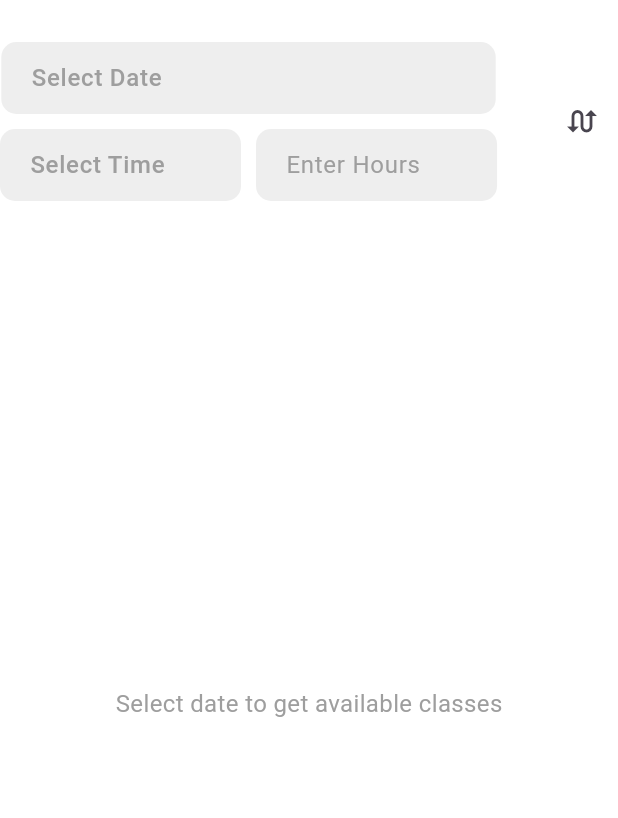
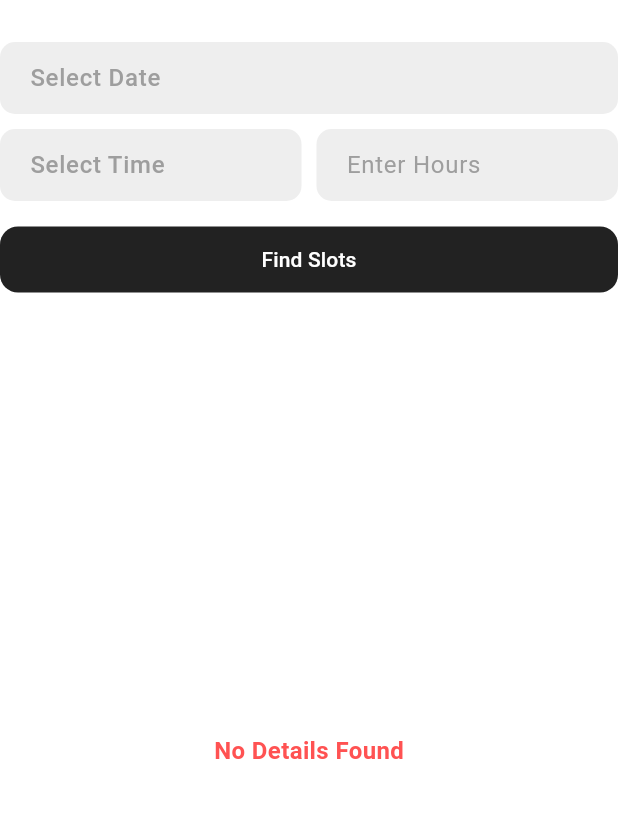
Before and after one commit to jainambarbhaya1509/Scheduler, a Flutter app: the SchedulePage widget shown alone on an empty page, opened directly, on a phone screen of 412 x 824 dp, the part 60-878 px from its top. Run offline on Flutter 3.47's test engine with Material 3 defaults, Android fonts, the phone set to English and light mode, and no system bars; our stand-ins replace cloud_firestore, device_preview, file_picker, firebase_core, get; missing offline and left inert: excel; accounts and stored records are empty.

Commit message:
basic func working till here

```diff
--- a/lib/controller/home_controller.dart
+++ /dev/null
@@ -1,11 +0,0 @@
-import 'package:get/get.dart';
-import 'package:schedule/controller/schedule_controller.dart';
-
-class HomeController extends GetxController {
-  final RxBool changeMode = false.obs;
-  ScheduleController scheduleController = Get.put(ScheduleController());
-
-  void changeSearchMode() {
-    changeMode.value = !changeMode.value;
-  }
-}
--- a/lib/helper_func/format_date.dart
+++ /dev/null
@@ -1,30 +0,0 @@
-import 'package:intl/intl.dart';
-
-String formatDate(String date) {
-  if (date.isEmpty) {
-    throw FormatException("Date is empty");
-  }
-
-  try {
-    // Try parsing yyyy-MM-dd or any other format you expect
-    final parsedDate = DateTime.parse(date);
-    return DateFormat('dd-MM-yyyy').format(parsedDate);
-  } catch (_) {
-    // If parsing fails, try another common format (like dd/MM/yyyy)
-    try {
-      final parts = date.split('/');
-      if (parts.length == 3) {
-        final parsedDate = DateTime(
-          int.parse(parts[2]),
-          int.parse(parts[1]),
-          int.parse(parts[0])
-        );
-        return DateFormat('dd-MM-yyyy').format(parsedDate);
-      }
-    } catch (e) {
-      throw FormatException("Invalid date format: $date");
-    }
-  }
-
-  throw FormatException("Invalid date format: $date");
-}
--- a/lib/main.dart
+++ b/lib/main.dart
@@ -1,4 +1,3 @@
-import 'package:cloud_firestore/cloud_firestore.dart';
 import 'package:device_preview/device_preview.dart';
 import 'package:flutter/foundation.dart';
 import 'package:flutter/material.dart';
--- a/lib/models/availability_model.dart
+++ b/lib/models/availability_model.dart
@@ -1,13 +1,13 @@
 class DepartmentAvailabilityModel {
   String? id;
-  String? deprtmantName;
+  String? departmentName;
   String? totalAvailableClass;
   String? totalClass;
   String? totalLabs;
 
   DepartmentAvailabilityModel({
     required this.id,
-    this.deprtmantName,
+    this.departmentName,
     this.totalAvailableClass,
     this.totalClass,
     this.totalLabs,
@@ -15,7 +15,7 @@ class DepartmentAvailabilityModel {
 
   DepartmentAvailabilityModel.fromJson(Map<String, dynamic> json) {
     id = json['id'];
-    deprtmantName = json['deprtmant_name'];
+    departmentName = json['departmant_name'];
     totalAvailableClass = json['total_available_class'];
     totalClass = json['total_class'];
     totalLabs = json['total_labs'];
@@ -24,7 +24,7 @@ class DepartmentAvailabilityModel {
   Map<String, dynamic> toJson() {
     final data = <String, dynamic>{};
     data['id'] = id;
-    data['deprtmant_name'] = deprtmantName;
+    data['departmant_name'] = departmentName;
     data['total_available_class'] = totalAvailableClass;
     data['total_class'] = totalClass;
     data['total_labs'] = totalLabs;
--- a/lib/pages/schedule/schedule_page.dart
+++ b/lib/pages/schedule/schedule_page.dart
@@ -1,10 +1,10 @@
 import 'package:flutter/material.dart';
 import 'package:flutter/services.dart';
 import 'package:get/get.dart';
-import 'package:schedule/controller/home_controller.dart';
 import 'package:schedule/controller/schedule_controller.dart';
 import 'package:schedule/controller/timings_controller.dart';
 import 'package:schedule/helper_func/date_to_day.dart';
+import 'package:schedule/models/availability_model.dart';
 import 'package:schedule/pages/schedule/timings_page.dart';
 
 class SchedulePage extends StatefulWidget {
@@ -16,18 +16,17 @@ class SchedulePage extends StatefulWidget {
 
 class _SchedulePageState extends State<SchedulePage> {
   final TextEditingController _dateController = TextEditingController();
-  final ScheduleController _scheduleController = Get.put(ScheduleController());
-  final TimingsController _timingsController = Get.put(TimingsController());
   final TextEditingController _timeController = TextEditingController();
   final TextEditingController _nHoursController = TextEditingController();
 
-  bool hasSelectedDate = false;
-
-  final HomeController homeController = Get.put(HomeController());
+  final ScheduleController _scheduleController = Get.put(ScheduleController());
+  final TimingsController _timingsController = Get.put(TimingsController());
 
   @override
   void dispose() {
     _dateController.dispose();
+    _timeController.dispose();
+    _nHoursController.dispose();
     super.dispose();
   }
 
@@ -36,7 +35,17 @@ class _SchedulePageState extends State<SchedulePage> {
     return Column(
       crossAxisAlignment: CrossAxisAlignment.start,
       children: [
-        Row(
+        _buildHeader(context),
+        const SizedBox(height: 20),
+        _buildSlotSelector(context),
+        const SizedBox(height: 20),
+        _buildAvailableClasses(),
+      ],
+    );
+  }
+
+  Widget _buildHeader(BuildContext context) {
+    return Row(
       children: [
         Text(
           "Schedule Class",
@@ -44,61 +53,43 @@ class _SchedulePageState extends State<SchedulePage> {
             context,
           ).textTheme.headlineSmall?.copyWith(fontWeight: FontWeight.bold),
         ),
-            Spacer(),
+        const Spacer(),
         IconButton(
           onPressed: () {},
-              icon: Icon(Icons.notifications_active_rounded),
+          icon: const Icon(Icons.notifications_active_rounded),
         ),
-          ],
-        ),
-        const SizedBox(height: 20),
-
-        Row(
-          mainAxisAlignment: MainAxisAlignment.center,
-          crossAxisAlignment: CrossAxisAlignment.center,
-          children: [
-            Obx(() {
-              return homeController.changeMode.isTrue
-                  ? _buildDateSelector(context)
-                  : _buildSlotSelector(context);
-            }),
-            Spacer(),
-            IconButton(
-              onPressed: () {
-                homeController.changeSearchMode();
-              },
-              icon: Icon(Icons.swap_calls),
-            ),
-          ],
-        ),
-        const SizedBox(height: 20),
-
-        _buildAvailableClasses(),
       ],
     );
   }
 
-  /// ---------------------- DATE PICKER ----------------------
-
   Widget _buildSlotSelector(BuildContext context) {
     return Column(
-      mainAxisAlignment: MainAxisAlignment.spaceEvenly,
-      crossAxisAlignment: CrossAxisAlignment.center,
       children: [
-        Container(
-          width: MediaQuery.sizeOf(context).width * 0.8,
-          padding: const EdgeInsets.symmetric(horizontal: 20),
-          decoration: BoxDecoration(
-            color: Colors.grey.shade200,
-            borderRadius: BorderRadius.circular(10),
+        _buildDateSelector(context),
+        const SizedBox(height: 10),
+        Row(
+          children: [
+            _buildTimeField(context),
+            const SizedBox(width: 10),
+            _buildHoursField(),
+          ],
         ),
+        const SizedBox(height: 15),
+
+        _buildSubmitButton(),
+      ],
+    );
+  }
+
+  Widget _buildDateSelector(BuildContext context) {
+    return _buildInputContainer(
       child: TextField(
         controller: _dateController,
+        readOnly: true,
         style: Theme.of(context).textTheme.bodyLarge?.copyWith(
           color: Colors.black,
           fontWeight: FontWeight.w500,
         ),
-            readOnly: true,
         decoration: const InputDecoration(
           border: InputBorder.none,
           hintText: "Select Date",
@@ -114,38 +105,23 @@ class _SchedulePageState extends State<SchedulePage> {
 
           if (selectedDate != null) {
             final day = getDayFromDate(selectedDate);
-
             setState(() {
-                  hasSelectedDate = true;
               _dateController.text =
-                      "${selectedDate.day}/${selectedDate.month}/${selectedDate.year}";
+                  "${selectedDate.day}-${selectedDate.month}-${selectedDate.year}";
             });
-
-                // IMPORTANT: update both controllers
-                _timingsController.date.value = selectedDate.toString();
-                _scheduleController.selectedDate.value = selectedDate
-                    .toString();
             _scheduleController.selectedDay.value = day;
-                _scheduleController.fetchAllAvailableSlots(
-                  _scheduleController.selectedDay.value,
-                );
+            _scheduleController.selectedDate.value = _dateController.text;
           }
         },
       ),
-        ),
-        const SizedBox(height: 10),
-        Row(
-          children: [
-            Container(
-              width: MediaQuery.sizeOf(context).width * 0.39,
-              padding: const EdgeInsets.symmetric(horizontal: 20),
-              decoration: BoxDecoration(
-                color: Colors.grey.shade200,
-                borderRadius: BorderRadius.circular(10),
-              ),
+    );
+  }
+
+  Widget _buildTimeField(BuildContext context) {
+    return Expanded(
+      child: _buildInputContainer(
         child: TextField(
-                controller: _timeController, // Controller for selected time
-
+          controller: _timeController,
           style: Theme.of(context).textTheme.bodyLarge?.copyWith(
             color: Colors.black,
             fontWeight: FontWeight.w500,
@@ -160,7 +136,6 @@ class _SchedulePageState extends State<SchedulePage> {
               context: context,
               initialTime: TimeOfDay.now(),
             );
-
             if (selectedTime != null) {
               setState(() {
                 _timeController.text =
@@ -168,24 +143,14 @@ class _SchedulePageState extends State<SchedulePage> {
               });
             }
           },
-                onSubmitted: (value) {
-                  print("Time submitted");
-
-                  _scheduleController.fetchAllAvailableSlots(
-                    _scheduleController.selectedDay.value,
-                  );
-                },
         ),
       ),
-            const SizedBox(width: 10),
+    );
+  }
 
-            Container(
-              width: MediaQuery.sizeOf(context).width * 0.39,
-              padding: const EdgeInsets.symmetric(horizontal: 20),
-              decoration: BoxDecoration(
-                color: Colors.grey.shade200,
-                borderRadius: BorderRadius.circular(10),
-              ),
+  Widget _buildHoursField() {
+    return Expanded(
+      child: _buildInputContainer(
         child: TextField(
           controller: _nHoursController,
           keyboardType: TextInputType.number,
@@ -195,81 +160,55 @@ class _SchedulePageState extends State<SchedulePage> {
             hintText: "Enter Hours",
             hintStyle: TextStyle(color: Colors.grey),
           ),
-                onChanged: (value) {
-                  _nHoursController.text = (int.tryParse(value) ?? 0) as String;
-                },
-                onTap: () {
-                  _scheduleController.fetchAllAvailableSlots(
-                    _scheduleController.selectedDay.value,
-                  );
-                },
         ),
       ),
-          ],
-        ),
-      ],
     );
   }
 
-  Widget _buildDateSelector(BuildContext context) {
+  Widget _buildInputContainer({required Widget child}) {
     return Container(
-      width: MediaQuery.sizeOf(context).width * 0.8,
       padding: const EdgeInsets.symmetric(horizontal: 20),
       decoration: BoxDecoration(
         color: Colors.grey.shade200,
         borderRadius: BorderRadius.circular(10),
       ),
-      child: TextField(
-        controller: _dateController,
-        style: Theme.of(context).textTheme.bodyLarge?.copyWith(
-          color: Colors.black,
-          fontWeight: FontWeight.w500,
+      child: child,
+    );
+  }
+
+  Widget _buildSubmitButton() {
+    return SizedBox(
+      width: double.infinity,
+      child: TextButton(
+        style: ButtonStyle(
+          backgroundColor: WidgetStateProperty.all(Colors.black87),
+          padding: WidgetStateProperty.all(
+            const EdgeInsets.symmetric(vertical: 12, horizontal: 10),
           ),
-        readOnly: true,
-        decoration: const InputDecoration(
-          border: InputBorder.none,
-          hintText: "Select Date",
-          hintStyle: TextStyle(color: Colors.grey),
+          shape: WidgetStateProperty.all(
+            RoundedRectangleBorder(borderRadius: BorderRadius.circular(12)),
           ),
-        onTap: () async {
-          final selectedDate = await showDatePicker(
-            context: context,
-            initialDate: DateTime.now(),
-            firstDate: DateTime.now(),
-            lastDate: DateTime.now().add(const Duration(days: 30)),
+        ),
+        onPressed: () {
+          print(_scheduleController.selectedDay.value);
+          _scheduleController.fetchAvailabilityForDay(
+            _scheduleController.selectedDay.value,
           );
-
-          if (selectedDate != null) {
-            final day = getDayFromDate(selectedDate);
-
-            setState(() {
-              hasSelectedDate = true;
-              _dateController.text =
-                  "${selectedDate.day}/${selectedDate.month}/${selectedDate.year}";
-            });
-
-            // IMPORTANT: update both controllers
-            _timingsController.date.value = selectedDate.toString();
-            _scheduleController.selectedDay.value = day;
-
-            _scheduleController.fetchAvailabilityForDay(day);
-          }
+          // _scheduleController.fetchAllAvailableSlots(
+          //   _scheduleController.selectedDay.value,
+          // );
         },
+        child: const Text(
+          "Find Slots",
+          style: TextStyle(color: Colors.white, fontWeight: FontWeight.w500),
+        ),
       ),
     );
   }
 
-  /// ---------------------- CLASS LIST ----------------------
   Widget _buildAvailableClasses() {
     return Expanded(
-      child: hasSelectedDate == false
-          ? const Center(
-              child: Text(
-                "Select date to get available classes",
-                style: TextStyle(fontSize: 16, color: Colors.grey),
-              ),
-            )
-          : Obx(() {
+      child: Obx(() {
         if (_scheduleController.isLoading.value) {
           return const Center(child: CircularProgressIndicator());
         }
@@ -294,17 +233,16 @@ class _SchedulePageState extends State<SchedulePage> {
           children: [
             Text(
               "Available Classes",
-                    style: Theme.of(context).textTheme.bodyLarge?.copyWith(
-                      fontWeight: FontWeight.bold,
-                    ),
+              style: Theme.of(
+                context,
+              ).textTheme.bodyLarge?.copyWith(fontWeight: FontWeight.bold),
             ),
             const SizedBox(height: 5),
-
             Expanded(
               child: ListView.builder(
                 itemCount: list.length,
                 itemBuilder: (context, index) =>
-                          _buildDepartmentCard(context, list[index]),
+                    _buildDepartmentCard(list[index]),
               ),
             ),
           ],
@@ -313,12 +251,10 @@ class _SchedulePageState extends State<SchedulePage> {
     );
   }
 
-  /// ---------------------- DEPARTMENT CARD ----------------------
-  Widget _buildDepartmentCard(BuildContext context, dynamic dept) {
+  Widget _buildDepartmentCard(DepartmentAvailabilityModel dept) {
     return InkWell(
       onTap: () {
-        _scheduleController.fetchAvailableRooms(dept.deprtmantName!);
-
+        _scheduleController.fetchAvailableRooms(dept.departmentName!);
         Get.to(
           () => SelectTimings(deptAvailabilityModel: dept),
           transition: Transition.cupertino,
@@ -337,7 +273,7 @@ class _SchedulePageState extends State<SchedulePage> {
               crossAxisAlignment: CrossAxisAlignment.start,
               children: [
                 Text(
-                  dept.deprtmantName!,
+                  dept.departmentName!,
                   style: const TextStyle(
                     fontSize: 15,
                     fontWeight: FontWeight.w600,
--- a/lib/widgets/department_info_widget.dart
+++ b/lib/widgets/department_info_widget.dart
@@ -30,7 +30,7 @@ class DepartmentInfo extends StatelessWidget {
           crossAxisAlignment: CrossAxisAlignment.start,
           children: [
             Text(
-              deptAvailabilityModel.deprtmantName ?? "unknown",
+              deptAvailabilityModel.departmentName ?? "unknown",
               style: TextStyle(
                 fontSize: 14,
                 fontWeight: FontWeight.bold,
```
Also changed, not shown: lib/controller/schedule_controller.dart (+49 -25 lines), lib/controller/timings_controller.dart (+9 -11 lines). Lines whose indentation alone changed are shown as unchanged.
